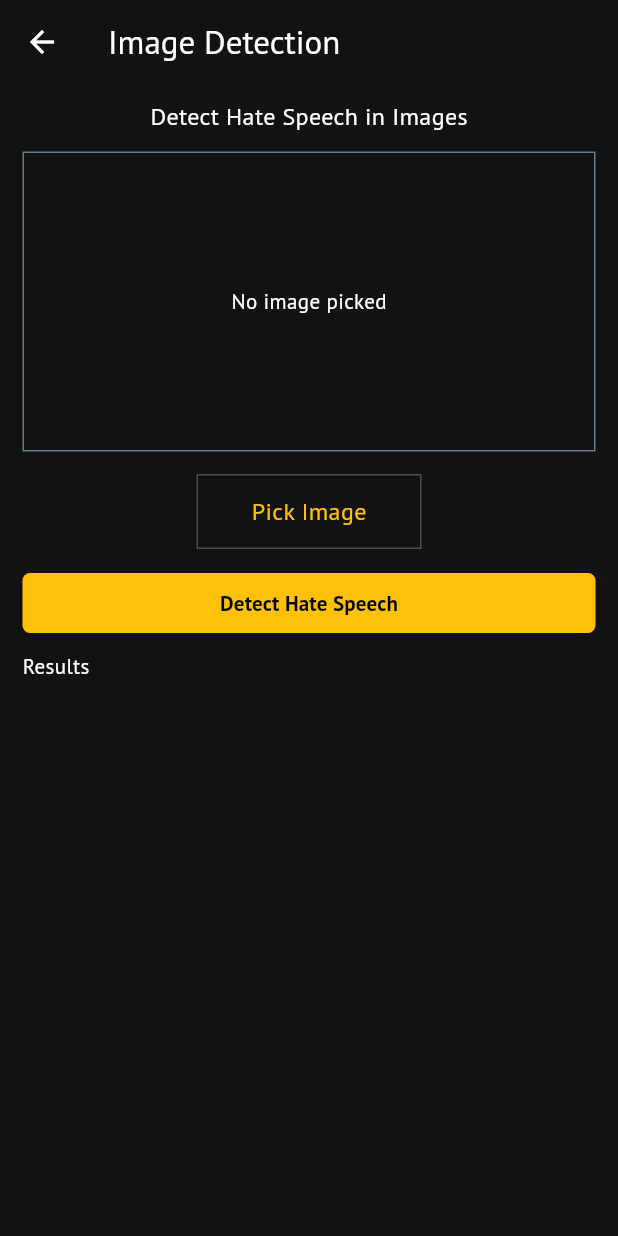
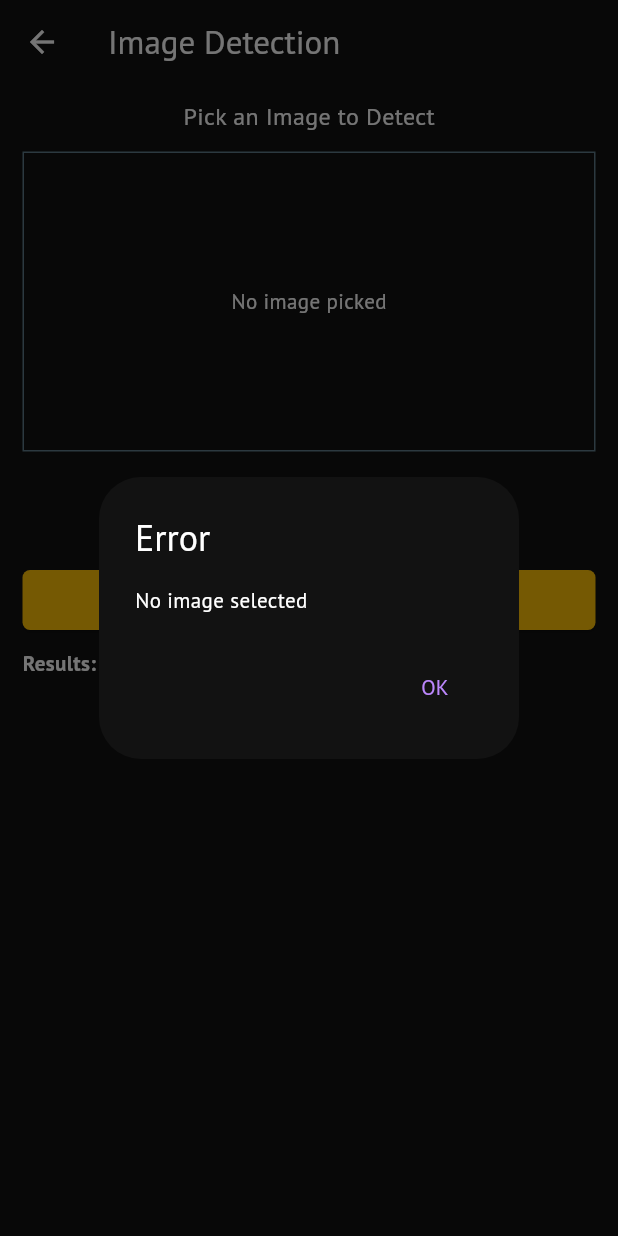
Before and after one commit to IPD-Hate-Speech-Detection/IPD-DigniFy-App, a Flutter app: the ImageDetectionPage screen opened directly, after a tap on "Detect Hate Speech", on a phone screen of 412 x 824 dp. Run offline on Flutter 3.47's test engine with Material 3 defaults, Android fonts, the phone set to English and light mode, and no system bars; our stand-ins replace cloud_firestore, file_picker, firebase_auth, firebase_core, flutter_spinkit, get and 2 more; accounts and stored records are empty.

Commit message:
Image service integrated

```diff
--- a/lib/screens/change_password.dart
+++ b/lib/screens/auth/change_password.dart
@@ -1,5 +1,5 @@
 import 'package:dignify/constants/colors.dart';
-import 'package:dignify/screens/login_page.dart';
+import 'package:dignify/screens/auth/login_page.dart';
 import 'package:dignify/widgets/loading_indicator_widget.dart';
 import 'package:firebase_auth/firebase_auth.dart';
 import 'package:flutter/material.dart';
--- a/lib/screens/login_page.dart
+++ b/lib/screens/auth/login_page.dart
@@ -1,10 +1,10 @@
-import 'package:dignify/screens/change_password.dart';
+import 'package:dignify/screens/auth/change_password.dart';
 import 'package:dignify/utilities/auth_check.dart';
 import 'package:dignify/widgets/loading_indicator_widget.dart';
 import 'package:firebase_auth/firebase_auth.dart';
 import 'package:flutter/material.dart';
 import 'package:dignify/constants/colors.dart';
-import 'package:dignify/screens/signup_page.dart';
+import 'package:dignify/screens/auth/signup_page.dart';
 import 'package:get/get.dart';
 
 class LoginPage extends StatefulWidget {
--- a/lib/screens/otp_verification.dart
+++ b/lib/screens/auth/otp_verification.dart
@@ -1,6 +1,6 @@
 import 'package:cloud_firestore/cloud_firestore.dart';
 import 'package:dignify/constants/colors.dart';
-import 'package:dignify/screens/login_page.dart';
+import 'package:dignify/screens/auth/login_page.dart';
 import 'package:dignify/widgets/loading_indicator_widget.dart';
 import 'package:firebase_auth/firebase_auth.dart';
 import 'package:flutter/material.dart';
--- a/lib/screens/signup_page.dart
+++ b/lib/screens/auth/signup_page.dart
@@ -1,5 +1,5 @@
 import 'package:dignify/constants/colors.dart';
-import 'package:dignify/screens/otp_verification.dart';
+import 'package:dignify/screens/auth/otp_verification.dart';
 import 'package:dignify/widgets/loading_indicator_widget.dart';
 import 'package:flutter/material.dart';
 import 'package:get/get.dart';
--- a/lib/screens/cover_page.dart
+++ b/lib/screens/cover_page/cover_page.dart
@@ -1,5 +1,5 @@
 import 'package:dignify/constants/colors.dart';
-import 'package:dignify/screens/login_page.dart';
+import 'package:dignify/screens/auth/login_page.dart';
 import 'package:flutter/material.dart';
 import 'package:get/get.dart';
 
--- a/lib/screens/image_detection_page.dart
+++ b/lib/screens/hate_detection/image_detection_page.dart
@@ -1,8 +1,10 @@
 import 'package:dignify/constants/colors.dart';
-import 'package:dignify/services/image_detection.dart';
+import 'package:dignify/widgets/loading_indicator_widget.dart';
 import 'package:flutter/material.dart';
 import 'package:file_picker/file_picker.dart';
 import 'dart:io';
+import 'package:dignify/services/image_detection_service.dart';
+import 'dart:convert';
 
 class ImageDetectionPage extends StatefulWidget {
   const ImageDetectionPage({super.key});
@@ -14,11 +16,16 @@ class ImageDetectionPage extends StatefulWidget {
 class _ImageDetectionPageState extends State<ImageDetectionPage> {
   bool _isLoading = false;
   String? _filePath;
-  var _result = ' ';
-  final ImageHateService _imageHateService = ImageHateService();
+  String _result = '';
+  late ImageHateDetection _imageHateDetection;
+
+  @override
+  void initState() {
+    super.initState();
+    _imageHateDetection = ImageHateDetection();
+  }
 
   Future<void> _pickImage() async {
-    print("clicked");
     final pickedFile = await FilePicker.platform.pickFiles(
       type: FileType.image,
       allowMultiple: false,
@@ -26,35 +33,64 @@ class _ImageDetectionPageState extends State<ImageDetectionPage> {
 
     if (pickedFile != null) {
       setState(() {
-        _filePath = pickedFile.files.single.path;
+        _filePath = pickedFile.files.single.path ?? '';
+        _result = '';
       });
-    } else {
-      print('No image selected.');
     }
   }
 
   Future<void> _uploadImage() async {
-    if (_filePath == null) return;
+    if (_filePath == null || _filePath!.isEmpty) {
+      _showErrorDialog("No image selected");
+      return;
+    }
 
     setState(() {
       _isLoading = true;
+      _result = '';
     });
 
     try {
-      final File imageFile = File(_filePath!);
-      final result = await _imageHateService.detectHateSpeech(imageFile);
+      final String result = await _imageHateDetection.uploadImage(_filePath);
+      List<String> results =
+          result.split(', ').map((item) => item.trim()).toList();
+
       setState(() {
-        _result = result;
+        if (results[0] == "hate") {
+          _result = "The provided image contains Hateful Element(s)\n" +
+              (results.length > 1 ? "Detected Element: ${results[1]}" : "");
+        } else {
+          _result = "The provided image does not contain Hateful Element";
+        }
       });
     } catch (e) {
       setState(() {
         _result = 'Error: $e';
+        _showErrorDialog(e.toString());
       });
     } finally {
       setState(() {
         _isLoading = false;
       });
     }
+  }
+
+  void _showErrorDialog(String message) {
+    showDialog(
+      context: context,
+      builder: (ctx) => AlertDialog(
+        title: const Text('Error'),
+        content: Text(message),
+        actions: [
+          TextButton(
+            child: const Text('OK'),
+            onPressed: () {
+              Navigator.of(ctx).pop();
+            },
+          ),
+        ],
+      ),
+    );
   }
 
   @override
@@ -71,7 +107,7 @@ class _ImageDetectionPageState extends State<ImageDetectionPage> {
             children: [
               const Center(
                 child: Text(
-                  "Detect Hate Speech in Images",
+                  "Pick an Image to Detect",
                   style: TextStyle(
                     fontSize: 16,
                     color: Colors.white,
@@ -85,7 +121,7 @@ class _ImageDetectionPageState extends State<ImageDetectionPage> {
                   border: Border.all(color: Colors.blueGrey),
                 ),
                 height: 200,
-                child: _filePath != null
+                child: _filePath != null && _filePath!.isNotEmpty
                     ? Image.file(
                         File(_filePath!),
                         fit: BoxFit.contain,
@@ -93,38 +129,25 @@ class _ImageDetectionPageState extends State<ImageDetectionPage> {
                     : const Center(child: Text("No image picked")),
               ),
               const SizedBox(height: 15),
-              InkWell(
-                onTap: _pickImage,
-                child: Center(
-                  child: Container(
-                    height: 50,
-                    width: 150,
-                    decoration: BoxDecoration(
-                      border: Border.all(
-                          color: const Color.fromARGB(255, 78, 77, 77)),
-                      // color: const Color.fromARGB(255, 154, 180, 193),
-                    ),
-                    child: const Center(
-                      child: Text(
-                        "Pick Image",
-                        style: TextStyle(
-                          color: Colors.amber,
-                          fontSize: 16,
-                        ),
+              Center(
+                child: ElevatedButton(
+                  style: ButtonStyle(
+                    shape: MaterialStateProperty.all<OutlinedBorder>(
+                      RoundedRectangleBorder(
+                        borderRadius: BorderRadius.circular(5),
                       ),
                     ),
+                    backgroundColor:
+                        MaterialStateProperty.all<Color>(Colors.blueGrey),
+                    foregroundColor:
+                        MaterialStateProperty.all<Color>(Colors.white),
                   ),
+                  onPressed: _isLoading ? null : _pickImage,
+                  child: const Text("Pick Image"),
                 ),
               ),
               const SizedBox(height: 12),
               ElevatedButton(
-                onPressed: _isLoading
-                    ? null
-                    : () {
-                        FocusScope.of(context).unfocus();
-                        _uploadImage();
-                        // Call your image detection function here
-                      },
                 style: ButtonStyle(
                   shape: MaterialStateProperty.all<OutlinedBorder>(
                     RoundedRectangleBorder(
@@ -136,16 +159,28 @@ class _ImageDetectionPageState extends State<ImageDetectionPage> {
                   foregroundColor:
                       MaterialStateProperty.all<Color>(Colors.black),
                 ),
+                onPressed: _isLoading ? null : _uploadImage,
                 child: const Text(
                   "Detect Hate Speech",
                   style: TextStyle(fontWeight: FontWeight.bold),
                 ),
               ),
-              const SizedBox(
-                height: 8,
-              ),
-              const Text("Results"),
-              Text(_result),
+              const SizedBox(height: 8),
+              const Text("Results:",
+                  style: TextStyle(fontWeight: FontWeight.bold)),
+              _isLoading
+                  ? const Center(child: LoadingIndicatorWidget())
+                  : Text(
+                      _result,
+                      style: TextStyle(
+                        color: _result.contains('contains')
+                            ? Colors.red
+                            : (_result.startsWith('Error:')
+                                ? Colors.blue
+                                : Colors.green),
+                        fontSize: 16,
+                      ),
+                    ),
             ],
           ),
         ),
--- a/lib/screens/home_page.dart
+++ b/lib/screens/homepage/home_page.dart
@@ -1,5 +1,5 @@
-import 'package:dignify/screens/image_detection_page.dart';
-import 'package:dignify/screens/text_detection_page.dart';
+import 'package:dignify/screens/hate_detection/image_detection_page.dart';
+import 'package:dignify/screens/hate_detection/text_detection_page.dart';
 import 'package:flutter/material.dart';
 import 'package:get/get.dart';
 
--- a/lib/screens/profile_page.dart
+++ b/lib/screens/homepage/profile_page.dart
@@ -5,7 +5,7 @@ import 'package:flutter/material.dart';
 import 'package:get/get.dart';
 
 class ProfilePage extends StatelessWidget {
-  ProfilePage({super.key});
+ const ProfilePage({super.key});
 
   @override
   Widget build(BuildContext context) {
--- a/lib/services/text_detection_service.dart
+++ b/lib/services/text_detection_service.dart
@@ -3,7 +3,7 @@ import 'package:http/http.dart' as http;
 
 class EnglishTextDetectionService {
   static const String baseUrl =
-      'https://dj-dawgs-ipd-ipd-text-english-finetune.hf.space/call/classify_text';
+      'https://dj-dawgs-ipd-ipd-text-english-finetune.hf.space/call/predict';
 
   Future<String> getEnglishEventId(String text) async {
     final response = await http.post(
@@ -13,7 +13,7 @@ class EnglishTextDetectionService {
         "data": [text]
       }),
     );
-    print("englis start");
+    print("english start");
     if (response.statusCode == 200) {
       final responseBody = response.body;
       try {
--- a/lib/utilities/auth_check.dart
+++ b/lib/utilities/auth_check.dart
@@ -1,4 +1,4 @@
-import 'package:dignify/screens/cover_page.dart';
+import 'package:dignify/screens/cover_page/cover_page.dart';
 import 'package:dignify/utilities/nav_bar.dart';
 import 'package:firebase_auth/firebase_auth.dart';
 import 'package:flutter/material.dart';
--- a/lib/utilities/nav_bar.dart
+++ b/lib/utilities/nav_bar.dart
@@ -1,6 +1,6 @@
-import 'package:dignify/screens/favourites_page.dart';
-import 'package:dignify/screens/home_page.dart';
-import 'package:dignify/screens/profile_page.dart';
+import 'package:dignify/screens/homepage/favourites_page.dart';
+import 'package:dignify/screens/homepage/home_page.dart';
+import 'package:dignify/screens/homepage/profile_page.dart';
 import 'package:flutter/material.dart';
 import 'package:google_nav_bar/google_nav_bar.dart';
 
--- a/pubspec.yaml
+++ b/pubspec.yaml
@@ -20,6 +20,11 @@ dependencies:
   firebase_auth: ^4.19.6
   firebase_core: ^2.31.1
   file_picker: ^8.0.7
+  path_provider: ^2.1.4
+  image: ^4.2.0
+  image_picker: ^1.1.2
+  mime: ^1.0.6
+  http_parser: ^4.0.2
 
 dev_dependencies:
   flutter_test:
```
Also changed, not shown: lib/services/image_detection.dart (deleted, +0 -27 lines), lib/services/image_detection_service.dart (added, +60 -0 lines), lib/screens/hate_detection/text_detection_page.dart (renamed from lib/screens/text_detection_page.dart), lib/screens/homepage/favourites_page.dart (renamed from lib/screens/favourites_page.dart), pubspec.lock, 5 other files.
